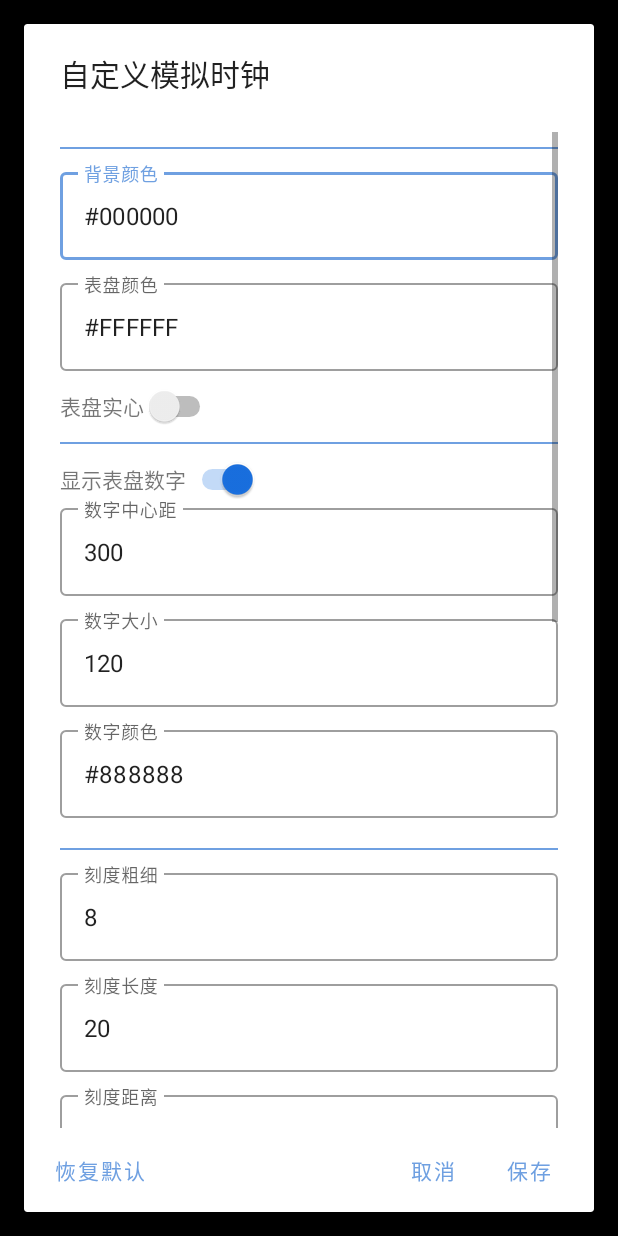
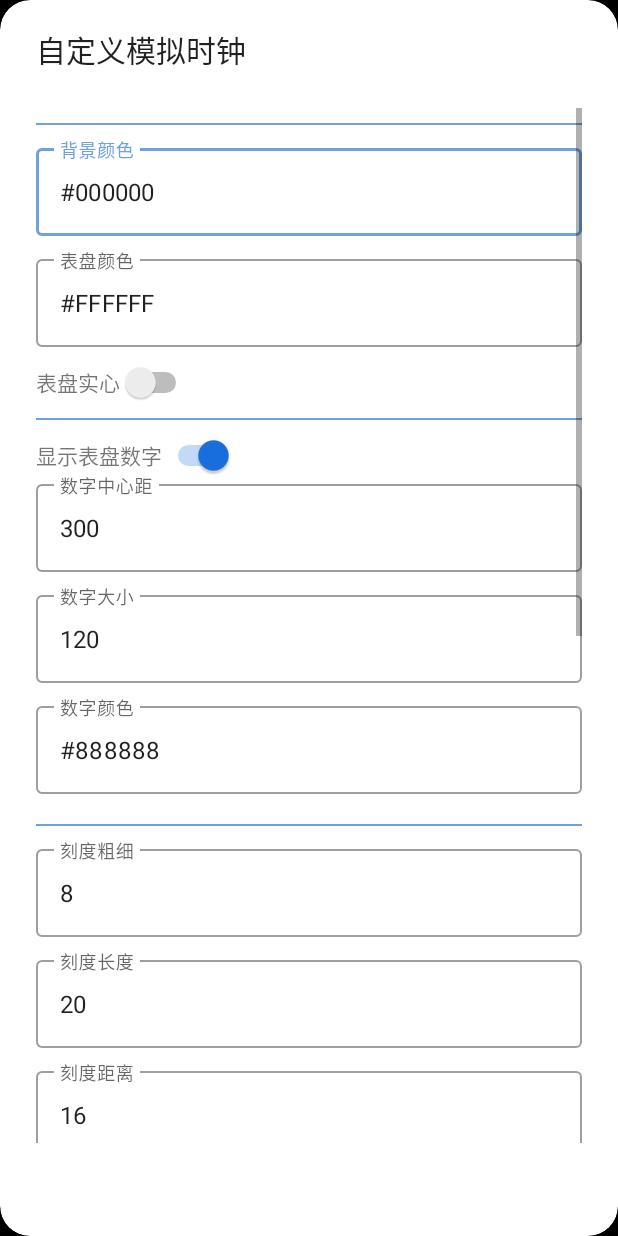
Before and after one commit to HRPF/FSClock, an Android app: the fragment AnalogClockFragment shown on its own in the app's theme, after a tap on "模拟时钟设置", on a phone screen of 412 x 824 dp. Run offline under Robolectric (Android 15) with nearby library versions, the phone set to English and light mode, and no system bars.

Commit message:
Change dialog style

```diff
--- a/app/src/main/java/com/hrpf/fsclock/fragment/AnalogClockFragment.java
+++ b/app/src/main/java/com/hrpf/fsclock/fragment/AnalogClockFragment.java
@@ -115,7 +115,7 @@ public class AnalogClockFragment extends Fragment {
         if (settingsView.getParent() != null) {
             ((ViewGroup) settingsView.getParent()).removeView(settingsView);
         }
-        AlertDialog.Builder settingsDialogWindow = new AlertDialog.Builder(getActivity());
+        AlertDialog.Builder settingsDialogWindow = new AlertDialog.Builder(getActivity(), R.style.CustomDialogStyle);
         settingsDialogWindow.setView(settingsView);
         settingsDialogWindow.setTitle("自定义模拟时钟");
         setDialogValue();
--- a/app/src/main/java/com/hrpf/fsclock/fragment/WebviewFragment.java
+++ b/app/src/main/java/com/hrpf/fsclock/fragment/WebviewFragment.java
@@ -137,7 +137,7 @@ public class WebviewFragment extends Fragment {
         if (settingsView.getParent() != null) {
             ((ViewGroup) settingsView.getParent()).removeView(settingsView);
         }
-        AlertDialog.Builder settingsDialogWindow = new AlertDialog.Builder(getActivity());
+        AlertDialog.Builder settingsDialogWindow = new AlertDialog.Builder(getActivity(), R.style.CustomDialogStyle);
         settingsDialogWindow.setView(settingsView);
         settingsDialogWindow.setTitle("监控设置");
         EditText url_text = settingsView.findViewById(R.id.url_text);
--- /dev/null
+++ b/app/src/main/res/drawable/dialog_background.xml
@@ -0,0 +1,5 @@
+<?xml version="1.0" encoding="utf-8"?>
+<shape xmlns:android="http://schemas.android.com/apk/res/android">
+    <corners android:radius="20dp" /> <!-- 你可以调整这里的半径来改变圆角的大小 -->
+    <solid android:color="@android:color/white" /> <!-- 对话框背景颜色 -->
+</shape>
--- /dev/null
+++ b/app/src/main/res/values/styles.xml
@@ -0,0 +1,10 @@
+<?xml version="1.0" encoding="utf-8"?>
+<resources>
+    <style name="CustomDialogStyle" parent="Theme.AppCompat.Light.Dialog.Alert">
+        <item name="android:windowBackground">@drawable/dialog_background</item>
+        <item name="android:windowIsFloating">true</item>
+        <item name="android:windowSoftInputMode">stateAlwaysHidden</item>
+        <item name="android:backgroundDimEnabled">true</item>
+        <item name="android:colorAccent">@color/android_blue</item>
+    </style>
+</resources>
```
